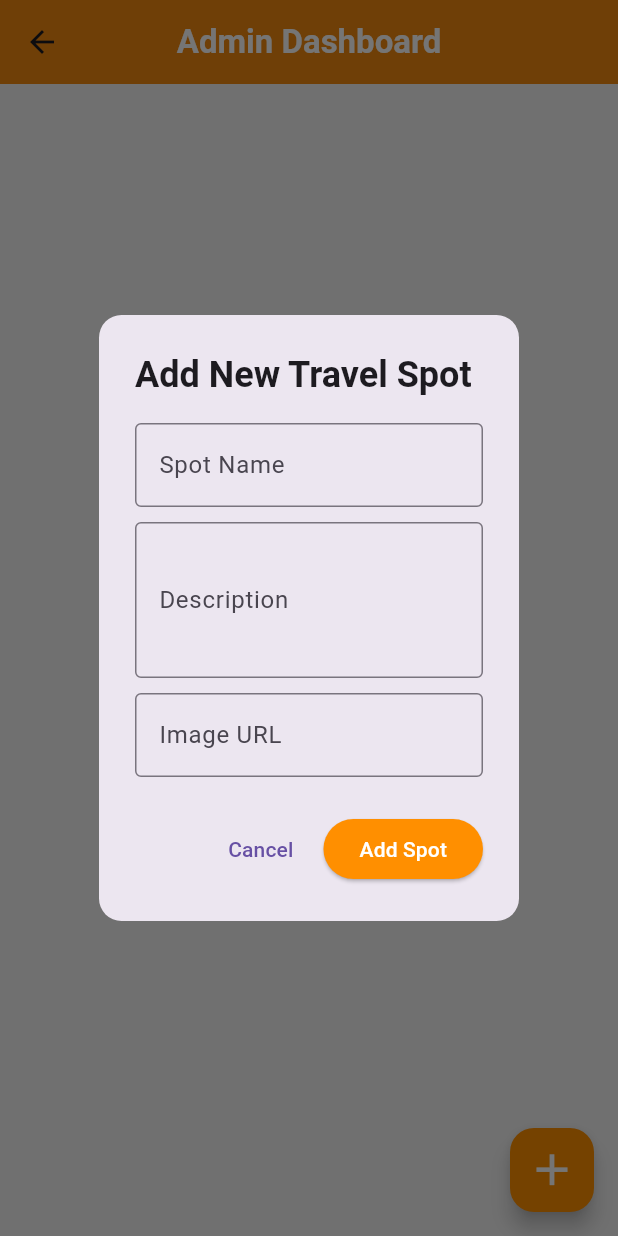
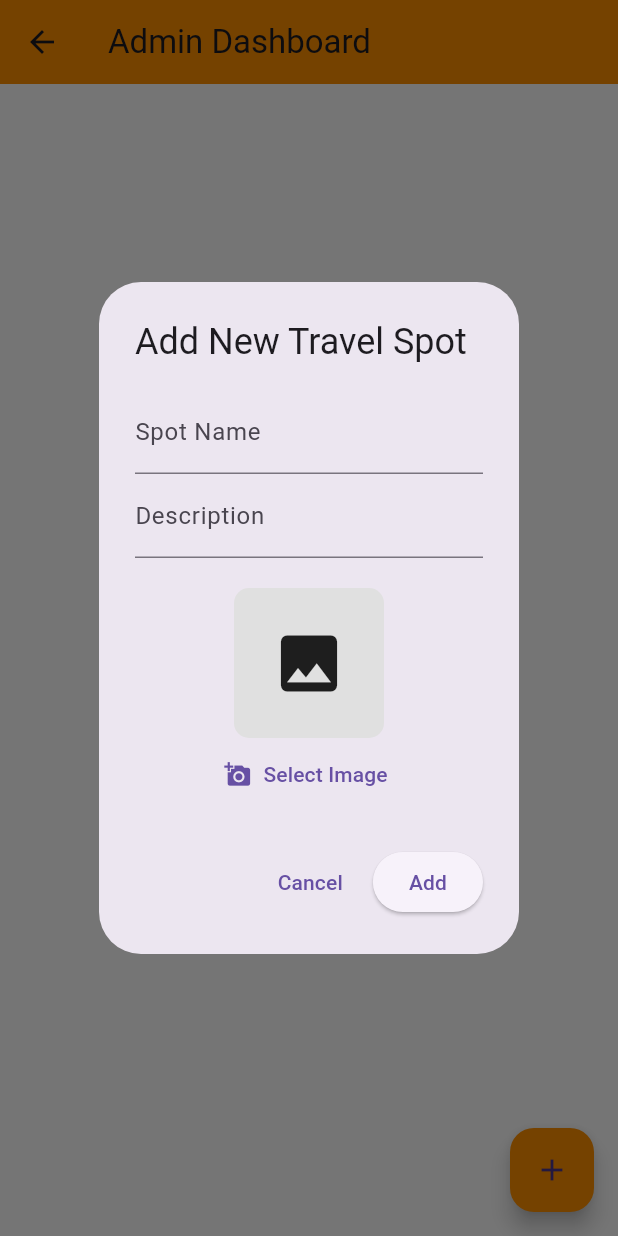
Before and after one commit to rayhanappdev/Travel-App, a Flutter app: the AdminDashboard screen opened directly with empty values, after a tap on the "add" icon, on a phone screen of 412 x 824 dp. Run offline on Flutter 3.47's test engine with Material 3 defaults, Android fonts, the phone set to English and light mode, and no system bars; our stand-ins replace image_picker; network calls fail.

Commit message:
Admin dashboard and image picker added

```diff
--- a/lib/screens/admin_dashboard.dart
+++ b/lib/screens/admin_dashboard.dart
@@ -1,6 +1,7 @@
+import 'dart:io';
 import 'package:flutter/material.dart';
+import 'package:image_picker/image_picker.dart'; // Image Picker import
 import '../models/travel_spot.dart';
-import '../travel_spot.dart';
 
 class AdminDashboard extends StatefulWidget {
   final List<TravelSpot> currentSpots;
@@ -18,43 +19,71 @@ class AdminDashboard extends StatefulWidget {
 
 class _AdminDashboardState extends State<AdminDashboard> {
   late List<TravelSpot> editableSpots;
+  File? _pickedImage; // Select kora image store korbe
 
   @override
   void initState() {
     super.initState();
-    // Safe initialization
     editableSpots = List.from(widget.currentSpots);
   }
 
-  // Notun Spot Add korar Dialog
+  // Gallery theke image select korar function
+  Future<void> _pickImage() async {
+    final ImagePicker picker = ImagePicker();
+    final XFile? image = await picker.pickImage(source: ImageSource.gallery);
+
+    if (image != null) {
+      setState(() {
+        _pickedImage = File(image.path);
+      });
+    }
+  }
+
   void _showAddSpotDialog() {
     String name = '';
     String description = '';
-    String imageUrl = '';
+    _pickedImage = null; // Dialog open hole image reset hobe
 
     showDialog(
       context: context,
-      builder: (context) => AlertDialog(
-        title: const Text("Add New Travel Spot", style: TextStyle(fontWeight: FontWeight.bold)),
-        shape: RoundedRectangleBorder(borderRadius: BorderRadius.circular(15)),
+      builder: (context) => StatefulBuilder( // Dialog-er bhetore setState kaj korar jonno
+        builder: (context, setDialogState) {
+          return AlertDialog(
+            title: const Text("Add New Travel Spot"),
             content: SingleChildScrollView(
               child: Column(
                 mainAxisSize: MainAxisSize.min,
                 children: [
                   TextField(
-                decoration: const InputDecoration(labelText: "Spot Name", border: OutlineInputBorder()),
+                    decoration: const InputDecoration(labelText: "Spot Name"),
                     onChanged: (value) => name = value,
                   ),
-              const SizedBox(height: 10),
                   TextField(
-                decoration: const InputDecoration(labelText: "Description", border: OutlineInputBorder()),
-                maxLines: 3,
+                    decoration: const InputDecoration(labelText: "Description"),
                     onChanged: (value) => description = value,
                   ),
-              const SizedBox(height: 10),
-              TextField(
-                decoration: const InputDecoration(labelText: "Image URL", border: OutlineInputBorder()),
-                onChanged: (value) => imageUrl = value,
+                  const SizedBox(height: 20),
+
+                  // Image Preview
+                  _pickedImage != null
+                      ? ClipRRect(
+                    borderRadius: BorderRadius.circular(10),
+                    child: Image.file(_pickedImage!, height: 100, width: 100, fit: BoxFit.cover),
+                  )
+                      : Container(
+                    height: 100,
+                    width: 100,
+                    decoration: BoxDecoration(color: Colors.grey[300], borderRadius: BorderRadius.circular(10)),
+                    child: const Icon(Icons.image, size: 50),
+                  ),
+
+                  TextButton.icon(
+                    onPressed: () async {
+                      await _pickImage();
+                      setDialogState(() {}); // Dialog-er preview update korbe
+                    },
+                    icon: const Icon(Icons.add_a_photo),
+                    label: const Text("Select Image"),
                   ),
                 ],
               ),
@@ -62,26 +91,28 @@ class _AdminDashboardState extends State<AdminDashboard> {
             actions: [
               TextButton(onPressed: () => Navigator.pop(context), child: const Text("Cancel")),
               ElevatedButton(
-            style: ElevatedButton.styleFrom(backgroundColor: Colors.amber[800]),
                 onPressed: () {
                   if (name.isNotEmpty) {
                     setState(() {
                       editableSpots.add(TravelSpot(
                         name: name,
                         description: description,
-                    imageUrl: imageUrl,
-                    story: '',      // Model-e 'story' dorkar, tai khali string dilam
-                    bookingUrl: '', // Model-e 'bookingUrl' dorkar
-                    category: '',   // Model-e 'category' dorkar
+                        // Ekhane imageUrl-er jaygay image path-ti pathano hochche
+                        imageUrl: _pickedImage?.path ?? "",
+                        category: "Uncategorized",
+                        story: "",
+                        bookingUrl: "",
                       ));
                     });
                     widget.onSpotsUpdated(editableSpots);
                     Navigator.pop(context);
                   }
                 },
-            child: const Text("Add Spot", style: TextStyle(color: Colors.white)),
+                child: const Text("Add"),
               ),
             ],
+          );
+        },
       ),
     );
   }
@@ -89,65 +120,23 @@ class _AdminDashboardState extends State<AdminDashboard> {
   @override
   Widget build(BuildContext context) {
     return Scaffold(
-      backgroundColor: Colors.grey[100],
-      appBar: AppBar(
-        title: const Text("Admin Dashboard", style: TextStyle(fontWeight: FontWeight.bold, color: Colors.white)),
-        backgroundColor: Colors.amber[800],
-        elevation: 4,
-        centerTitle: true,
-      ),
-      body: editableSpots.isEmpty
-          ? const Center(child: Text("No spots found. Click + to add some!"))
-          : ListView.builder(
-        padding: const EdgeInsets.all(16),
+      appBar: AppBar(title: const Text("Admin Dashboard"), backgroundColor: Colors.amber[800]),
+      body: ListView.builder(
         itemCount: editableSpots.length,
         itemBuilder: (context, index) {
           final spot = editableSpots[index];
-
           return Card(
-            elevation: 4,
-            margin: const EdgeInsets.only(bottom: 16),
-            shape: RoundedRectangleBorder(borderRadius: BorderRadius.circular(15)),
+            margin: const EdgeInsets.all(8),
             child: ListTile(
-              contentPadding: const EdgeInsets.all(12),
               leading: ClipRRect(
-                borderRadius: BorderRadius.circular(10),
-                child: Image.network(
-                  // ERROR FIX: Null check added here
-                  (spot.imageUrl != null && spot.imageUrl!.isNotEmpty)
-                      ? spot.imageUrl!
-                      : 'https://via.placeholder.com/150',
-                  width: 70,
-                  height: 70,
-                  fit: BoxFit.cover,
-                  errorBuilder: (context, error, stackTrace) =>
-                      Container(width: 70, height: 70, color: Colors.grey[300], child: const Icon(Icons.broken_image)),
+                borderRadius: BorderRadius.circular(8),
+                child: spot.imageUrl!.startsWith('http')
+                    ? Image.network(spot.imageUrl!, width: 50, height: 50, fit: BoxFit.cover)
+                    : Image.file(File(spot.imageUrl!), width: 50, height: 50, fit: BoxFit.cover),
               ),
-              ),
-              // ERROR FIX: spot.name and description safety
-              title: Text(
-                spot.name ?? "Unnamed Spot",
-                style: const TextStyle(fontWeight: FontWeight.bold, fontSize: 18),
-              ),
-              subtitle: Padding(
-                padding: const EdgeInsets.only(top: 8.0),
-                child: Text(
-                  spot.description ?? "No description provided.",
-                  maxLines: 2,
-                  overflow: TextOverflow.ellipsis,
-                ),
-              ),
-              trailing: Row(
-                mainAxisSize: MainAxisSize.min,
-                children: [
-                  IconButton(
-                    icon: const Icon(Icons.edit, color: Colors.blueAccent),
-                    onPressed: () {
-                      // Edit logic can go here
-                    },
-                  ),
-                  IconButton(
-                    icon: const Icon(Icons.delete_forever, color: Colors.redAccent),
+              title: Text(spot.name ?? ""),
+              trailing: IconButton(
+                icon: const Icon(Icons.delete, color: Colors.red),
                 onPressed: () {
                   setState(() {
                     editableSpots.removeAt(index);
@@ -155,16 +144,14 @@ class _AdminDashboardState extends State<AdminDashboard> {
                   widget.onSpotsUpdated(editableSpots);
                 },
               ),
-                ],
-              ),
             ),
           );
         },
       ),
       floatingActionButton: FloatingActionButton(
+        onPressed: _showAddSpotDialog,
         backgroundColor: Colors.amber[800],
-        onPressed: _showAddSpotDialog,
-        child: const Icon(Icons.add, color: Colors.white, size: 35),
+        child: const Icon(Icons.add),
       ),
     );
   }
--- a/pubspec.yaml
+++ b/pubspec.yaml
@@ -31,6 +31,7 @@ dependencies:
   flutter:
     sdk: flutter
   google_maps_flutter: ^2.5.3
+  image_picker: ^1.0.4
   # The following adds the Cupertino Icons font to your application.
   # Use with the CupertinoIcons class for iOS style icons.
   cupertino_icons: ^1.0.8
```
Also changed, not shown: pubspec.lock. Lines whose indentation alone changed are shown as unchanged.
